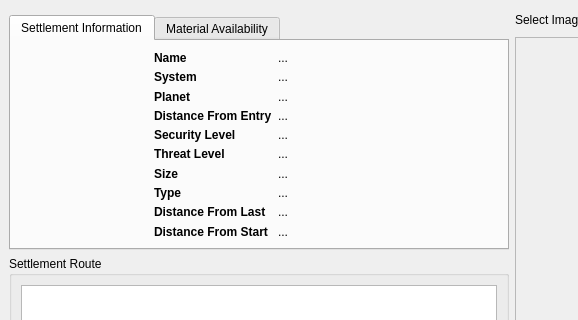
Old version of the form src/RouteViewer.ui in the repository neotron/EDPathFinder; both pictures show x 0 to 578 and y 0 to 320 of the 1040 by 585 pixel window.
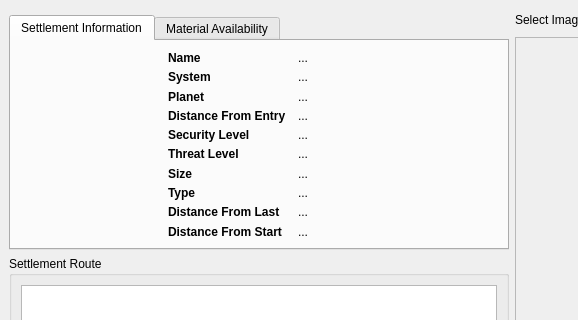
New version of the form. The open tabs and pages were chosen to show the change. Icons and pictures are not drawn. Custom widgets are drawn as their Qt base class.

Patch:
```diff
--- a/src/RouteViewer.ui
+++ b/src/RouteViewer.ui
@@ -190,6 +190,12 @@
         <string>Settlement Information</string>
        </attribute>
        <layout class="QGridLayout" name="gridLayout">
+        <property name="horizontalSpacing">
+         <number>20</number>
+        </property>
+        <property name="verticalSpacing">
+         <number>6</number>
+        </property>
         <item row="0" column="0">
          <widget class="QLabel" name="settlementIcon">
           <property name="sizePolicy">
@@ -228,6 +234,9 @@
         </item>
         <item row="0" column="1" rowspan="2">
          <layout class="QGridLayout" name="gridLayout_2">
+          <property name="horizontalSpacing">
+           <number>12</number>
+          </property>
           <property name="verticalSpacing">
            <number>4</number>
           </property>
```
Left out of the diff: 8 changed lines with no effect on the pictures.
